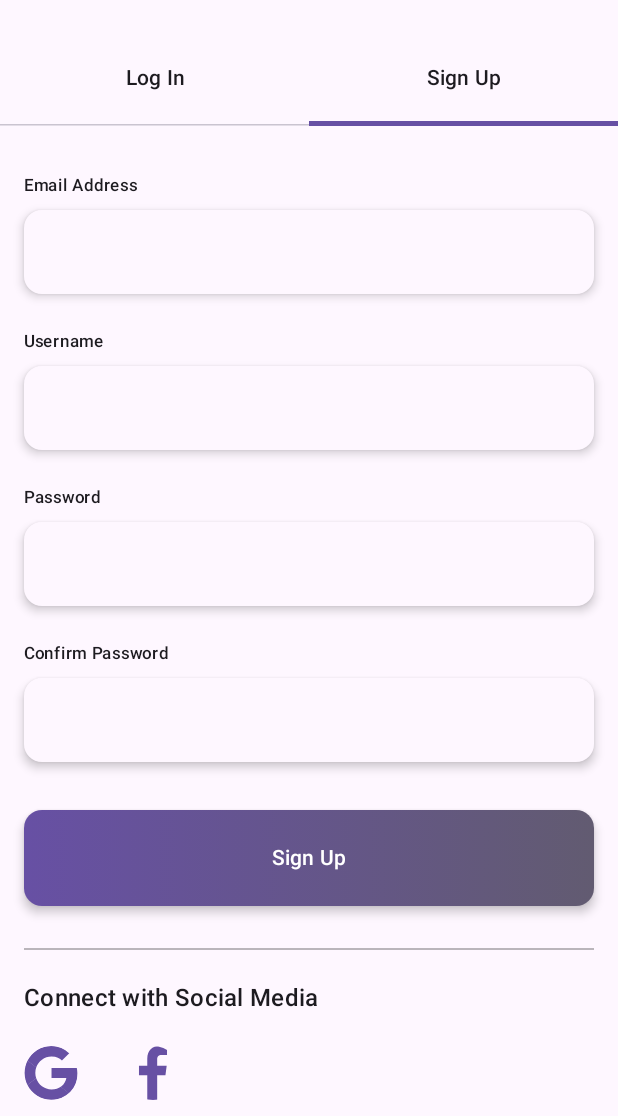
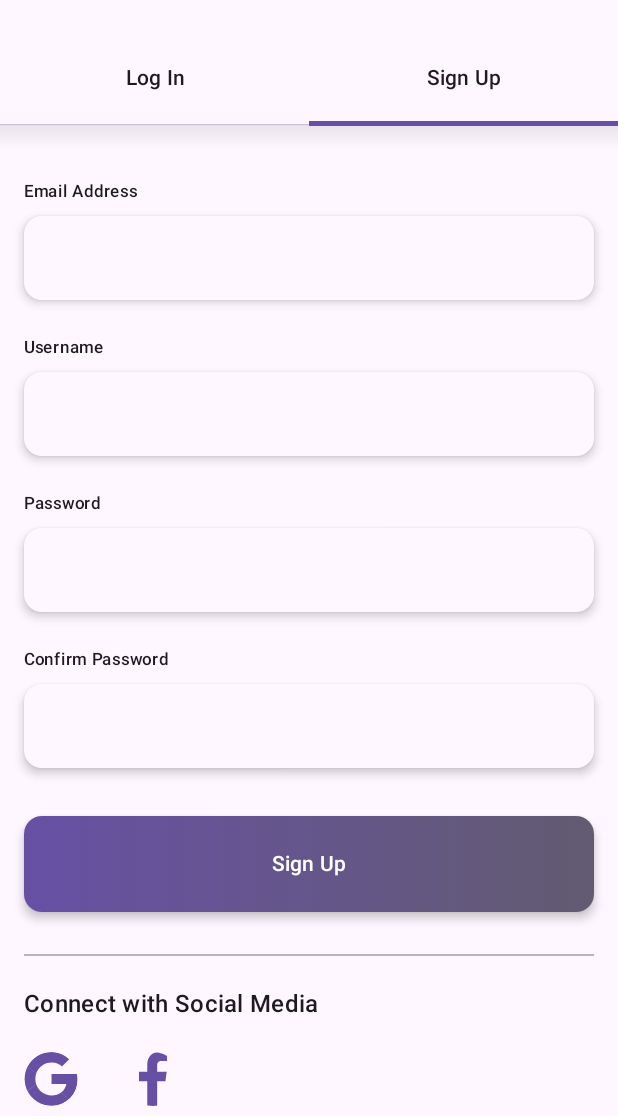
Before and after one commit to RafaelGzz/Divide, an Android app built with Jetpack Compose: the screen it shows after launch (MainActivity), tab 2 chosen, on a phone screen of 412 x 824 dp, the part 120-1236 px from its top. Run offline under Robolectric (Android 15) with nearby library versions, the phone set to English and light mode, and no system bars; our stand-ins replace Dagger/Hilt's generated code, Firebase (no records; nobody signed in at launch, a user with empty details on screens opened directly).

```diff
--- a/app/src/main/java/com/ragl/divide/MainActivity.kt
+++ b/app/src/main/java/com/ragl/divide/MainActivity.kt
@@ -6,16 +6,12 @@ import androidx.activity.compose.setContent
 import androidx.activity.enableEdgeToEdge
 import androidx.compose.runtime.Composable
 import androidx.compose.ui.tooling.preview.Preview
-import com.google.firebase.Firebase
-import com.google.firebase.auth.FirebaseAuth
-import com.google.firebase.auth.auth
 import com.ragl.divide.ui.theme.DivideTheme
 import com.ragl.divide.ui.DivideApp
 import dagger.hilt.android.AndroidEntryPoint
 
 @AndroidEntryPoint
 class MainActivity : ComponentActivity() {
-
     override fun onCreate(savedInstanceState: Bundle?) {
         super.onCreate(savedInstanceState)
         enableEdgeToEdge()
--- a/app/src/main/java/com/ragl/divide/ui/screens/LoginScreen.kt
+++ b/app/src/main/java/com/ragl/divide/ui/screens/LoginScreen.kt
@@ -1,10 +1,10 @@
 package com.ragl.divide.ui.screens
 
+import android.content.Context
 import android.widget.Toast
 import androidx.compose.foundation.ExperimentalFoundationApi
 import androidx.compose.foundation.background
 import androidx.compose.foundation.clickable
-import androidx.compose.foundation.gestures.scrollable
 import androidx.compose.foundation.isSystemInDarkTheme
 import androidx.compose.foundation.layout.Box
 import androidx.compose.foundation.layout.Column
@@ -116,19 +116,19 @@ fun LoginScreen(
                     )
                 }
             }
-//            Box(
-//                modifier = Modifier
-//                    .fillMaxWidth()
-//                    .height(16.dp)
-//                    .background(
-//                        brush = Brush.verticalGradient(
-//                            colors = listOf(
-//                                Color.Black.copy(alpha = .08f),
-//                                Color.Transparent
-//                            )
-//                        )
-//                    )
-//            )
+            Box(
+                modifier = Modifier
+                    .fillMaxWidth()
+                    .height(16.dp)
+                    .background(
+                        brush = Brush.verticalGradient(
+                            colors = listOf(
+                                Color.Black.copy(alpha = .08f),
+                                Color.Transparent
+                            )
+                        )
+                    )
+            )
         }
         HorizontalPager(
             state = pagerState
@@ -143,6 +143,44 @@ fun LoginScreen(
 }
 
 @Composable
+private fun SocialMediaRow(
+    context: Context,
+    onSuccess: () -> Unit,
+    onFail: (String) -> Unit,
+    gvm: GoogleViewModel = hiltViewModel()
+) {
+    val coroutineScope = rememberCoroutineScope()
+    Row {
+        Icon(
+            painter = painterResource(id = R.drawable.ic_google),
+            contentDescription = stringResource(R.string.connect_with_google),
+            tint = MaterialTheme.colorScheme.primary,
+            modifier = Modifier
+                .size(36.dp)
+                .clip(ShapeDefaults.ExtraLarge)
+                .clickable {
+                    gvm.signInWithGoogle(
+                        context = context,
+                        coroutineScope = coroutineScope,
+                        onSuccessfulLogin = onSuccess,
+                        onFailedLogin = { onFail(it) }
+                    )
+                }
+        )
+        Spacer(modifier = Modifier.width(32.dp))
+        Icon(
+            painter = painterResource(id = R.drawable.ic_facebook),
+            contentDescription = stringResource(R.string.connect_with_facebook),
+            tint = MaterialTheme.colorScheme.primary,
+            modifier = Modifier
+                .size(36.dp)
+                .clip(ShapeDefaults.ExtraLarge)
+                .clickable { }
+        )
+    }
+}
+
+@Composable
 private fun Login(
     onSuccess: () -> Unit,
     vm: LoginViewModel = hiltViewModel()
@@ -150,7 +188,7 @@ private fun Login(
     val context = LocalContext.current
     Column(
         modifier = Modifier
-            .padding(horizontal = 16.dp, vertical = 32.dp)
+            .padding(horizontal = 16.dp, vertical = 20.dp)
             .fillMaxHeight()
     ) {
         LoginTextField(
@@ -183,27 +221,11 @@ private fun Login(
             style = AppTypography.titleMedium
         )
         Spacer(modifier = Modifier.height(20.dp))
-        Row {
-            Icon(
-                painter = painterResource(id = R.drawable.ic_google),
-                contentDescription = stringResource(R.string.connect_with_google),
-                tint = MaterialTheme.colorScheme.primary,
-                modifier = Modifier
-                    .size(36.dp)
-                    .clip(ShapeDefaults.ExtraLarge)
-                    .clickable { }
-            )
-            Spacer(modifier = Modifier.width(32.dp))
-            Icon(
-                painter = painterResource(id = R.drawable.ic_facebook),
-                contentDescription = stringResource(R.string.connect_with_facebook),
-                tint = MaterialTheme.colorScheme.primary,
-                modifier = Modifier
-                    .size(36.dp)
-                    .clip(ShapeDefaults.ExtraLarge)
-                    .clickable { }
-            )
-        }
+        SocialMediaRow(
+            context = context,
+            onSuccess = onSuccess,
+            onFail = {Toast.makeText(context, it, Toast.LENGTH_SHORT).show()}
+        )
     }
 }
 
@@ -224,7 +246,7 @@ fun SignUp(
             input = vm.email,
             error = vm.emailError,
             onValueChange = { vm.updateEmail(it) },
-            modifier = Modifier.padding(top = 32.dp)
+            modifier = Modifier.padding(top = 20.dp)
         )
         LoginTextField(
             label = stringResource(R.string.username),
@@ -249,8 +271,8 @@ fun SignUp(
         LoginButton(
             label = stringResource(R.string.sign_up),
             onClick = {
-                vm.tryLogin(onSuccessfulLogin = onSuccess, onFailedLogin = {
-                    Toast.makeText(context, "Login Failed", Toast.LENGTH_SHORT).show()
+                vm.trySignup(onSuccessfulLogin = onSuccess, onFailedLogin = {
+                    Toast.makeText(context, it, Toast.LENGTH_SHORT).show()
                 })
             },
             modifier = Modifier.padding(vertical = 8.dp)
@@ -263,27 +285,11 @@ fun SignUp(
             style = AppTypography.titleMedium
         )
         Spacer(modifier = Modifier.height(20.dp))
-        Row {
-            Icon(
-                painter = painterResource(id = R.drawable.ic_google),
-                contentDescription = stringResource(R.string.connect_with_google),
-                tint = MaterialTheme.colorScheme.primary,
-                modifier = Modifier
-                    .size(36.dp)
-                    .clip(ShapeDefaults.ExtraLarge)
-                    .clickable { }
-            )
-            Spacer(modifier = Modifier.width(32.dp))
-            Icon(
-                painter = painterResource(id = R.drawable.ic_facebook),
-                contentDescription = stringResource(R.string.connect_with_facebook),
-                tint = MaterialTheme.colorScheme.primary,
-                modifier = Modifier
-                    .size(36.dp)
-                    .clip(ShapeDefaults.ExtraLarge)
-                    .clickable { }
-            )
-        }
+        SocialMediaRow(
+            context = context,
+            onSuccess = onSuccess,
+            onFail = {Toast.makeText(context, it, Toast.LENGTH_SHORT).show()}
+        )
     }
 }
 
```
Also changed, not shown: app/build.gradle.kts (+17 -1 lines), app/src/main/java/com/ragl/divide/ui/screens/GoogleViewModel.kt (added, +55 -0 lines), app/src/main/java/com/ragl/divide/ui/screens/LoginViewModel.kt (+17 -11 lines), app/src/main/java/com/ragl/divide/ui/screens/SignupViewModel.kt (+55 -29 lines), gradle/libs.versions.toml (+9 -4 lines), 1 other file.
